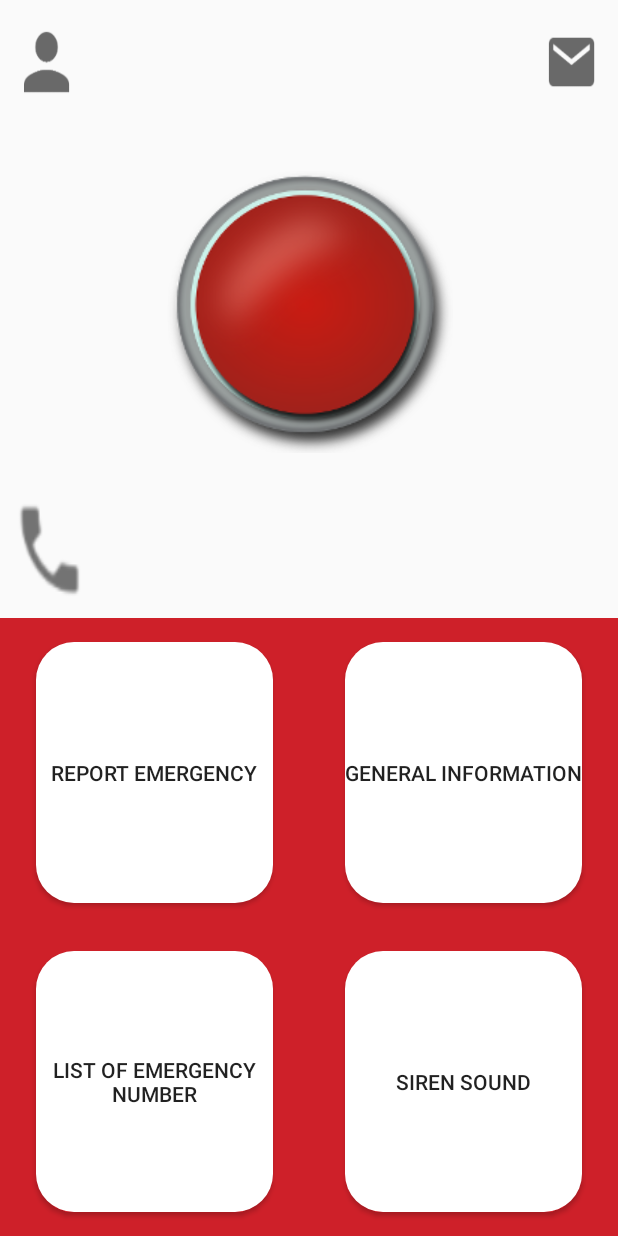
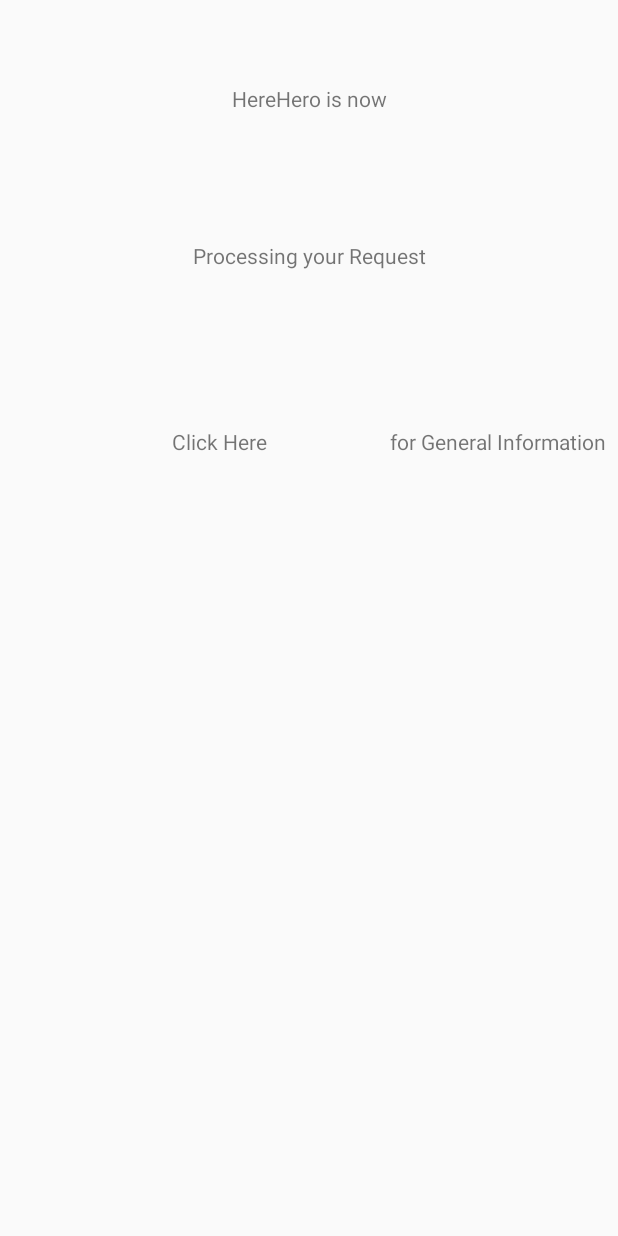
Before and after one commit to bryantanuwidjaja/HereHeroEmergency, an Android app: the screen it shows after launch (MainActivity before the commit, RequestActivity after it), after a tap on an icon or button, on a phone screen of 412 x 824 dp. Run offline under Robolectric (Android 15) with nearby library versions, the phone set to English and light mode, and no system bars.

Commit message:
Adding Java Class and Activity XML for Request Activity
Request Activity is for remind user to have general information and notify user that the request is already been sent to the admin

```diff
--- a/app/src/main/AndroidManifest.xml
+++ b/app/src/main/AndroidManifest.xml
@@ -16,6 +16,7 @@
                 <category android:name="android.intent.category.LAUNCHER" />
             </intent-filter>
         </activity>
+        <activity android:name=".RequestActivity"></activity>
     </application>
 
 </manifest>
--- a/app/src/main/java/com/example/bryan/hereheroemergency/MainActivity.java
+++ b/app/src/main/java/com/example/bryan/hereheroemergency/MainActivity.java
@@ -1,5 +1,6 @@
 package com.example.bryan.hereheroemergency;
 
+import android.content.Intent;
 import android.support.v7.app.AppCompatActivity;
 import android.os.Bundle;
 import android.view.View;
@@ -12,13 +13,15 @@
     protected void onCreate(Bundle savedInstanceState) {
         super.onCreate(savedInstanceState);
         setContentView(R.layout.activity_main);
+        Intent intent = getIntent();
 
         final Button panicButton = findViewById(R.id.panic_button);
 
         panicButton.setOnClickListener(new View.OnClickListener() {
             @Override
             public void onClick(View v) {
-                Toast.makeText(MainActivity.this,"Click",Toast.LENGTH_SHORT).show();;
+                Intent intent = new Intent(getApplicationContext(), RequestActivity.class);
+                startActivity(intent);
             }
         });
     }
--- /dev/null
+++ b/app/src/main/java/com/example/bryan/hereheroemergency/RequestActivity.java
@@ -0,0 +1,22 @@
+package com.example.bryan.hereheroemergency;
+
+import android.content.Intent;
+import android.support.v7.app.AppCompatActivity;
+import android.os.Bundle;
+import android.view.View;
+import android.widget.TextView;
+
+public class RequestActivity extends AppCompatActivity {
+
+    TextView clickhere_Button;
+
+    @Override
+    protected void onCreate(Bundle savedInstanceState) {
+        super.onCreate(savedInstanceState);
+        setContentView(R.layout.activity_request);
+        Intent intent = getIntent();
+        clickhere_Button = findViewById(R.id.clickherebutton);
+
+    }
+
+}
--- /dev/null
+++ b/app/src/main/res/layout/activity_request.xml
@@ -0,0 +1,64 @@
+<?xml version="1.0" encoding="utf-8"?>
+<android.support.constraint.ConstraintLayout xmlns:android="http://schemas.android.com/apk/res/android"
+    xmlns:app="http://schemas.android.com/apk/res-auto"
+    xmlns:tools="http://schemas.android.com/tools"
+    android:layout_width="match_parent"
+    android:layout_height="match_parent"
+    tools:context=".RequestActivity">
+
+    <TextView
+        android:id="@+id/textView"
+        android:layout_width="wrap_content"
+        android:layout_height="wrap_content"
+        android:layout_marginEnd="8dp"
+        android:layout_marginStart="8dp"
+        android:layout_marginTop="56dp"
+        android:text="@string/Request1"
+        app:layout_constraintEnd_toEndOf="parent"
+        app:layout_constraintStart_toStartOf="parent"
+        app:layout_constraintTop_toTopOf="parent" />
+
+    <TextView
+        android:id="@+id/textView2"
+        android:layout_width="wrap_content"
+        android:layout_height="wrap_content"
+        android:layout_marginBottom="8dp"
+        android:layout_marginEnd="8dp"
+        android:layout_marginStart="8dp"
+        android:layout_marginTop="8dp"
+        android:text="@string/Request2"
+        app:layout_constraintBottom_toTopOf="@+id/textView4"
+        app:layout_constraintEnd_toEndOf="parent"
+        app:layout_constraintStart_toStartOf="parent"
+        app:layout_constraintTop_toBottomOf="@+id/textView"
+        app:layout_constraintVertical_bias="0.446" />
+
+    <TextView
+        android:id="@+id/clickherebutton"
+        android:layout_width="wrap_content"
+        android:layout_height="wrap_content"
+        android:layout_marginStart="32dp"
+        android:text="@string/clickhere"
+        app:layout_constraintBaseline_toBaselineOf="@+id/textView4"
+        app:layout_constraintEnd_toStartOf="@+id/textView4"
+        app:layout_constraintStart_toStartOf="parent" />
+
+    <TextView
+        android:id="@+id/textView4"
+        android:layout_width="wrap_content"
+        android:layout_height="wrap_content"
+        android:layout_marginBottom="108dp"
+        android:layout_marginEnd="8dp"
+        android:text="@string/Request3"
+        app:layout_constraintBottom_toTopOf="@+id/guideline2"
+        app:layout_constraintEnd_toEndOf="parent"
+        app:layout_constraintStart_toEndOf="@+id/textView3" />
+
+    <android.support.constraint.Guideline
+        android:id="@+id/guideline2"
+        android:layout_width="wrap_content"
+        android:layout_height="wrap_content"
+        android:orientation="horizontal"
+        app:layout_constraintGuide_begin="0dp"
+        app:layout_constraintGuide_percent="0.5" />
+</android.support.constraint.ConstraintLayout>
--- a/app/src/main/res/values/strings.xml
+++ b/app/src/main/res/values/strings.xml
@@ -1,3 +1,7 @@
 <resources>
     <string name="app_name">HereHero Emergency</string>
+    <string name="Request1">HereHero is now</string>
+    <string name="Request2">Processing your Request</string>
+    <string name="Request3">for General Information</string>
+    <string name="clickhere">Click Here</string>
 </resources>
```
